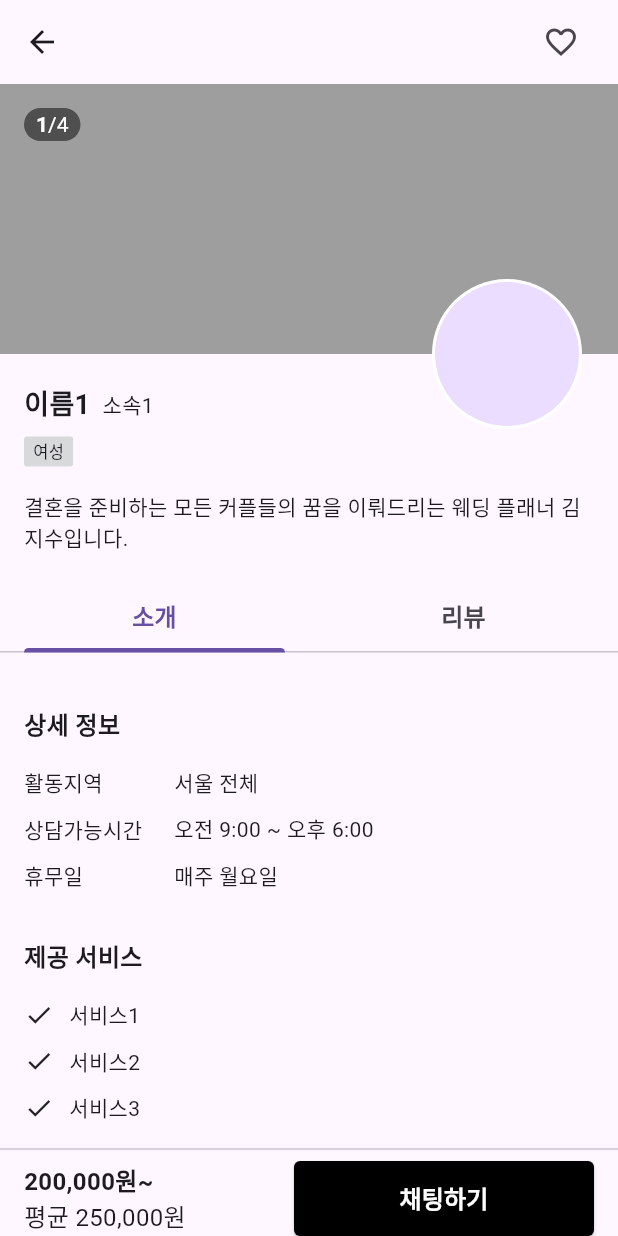
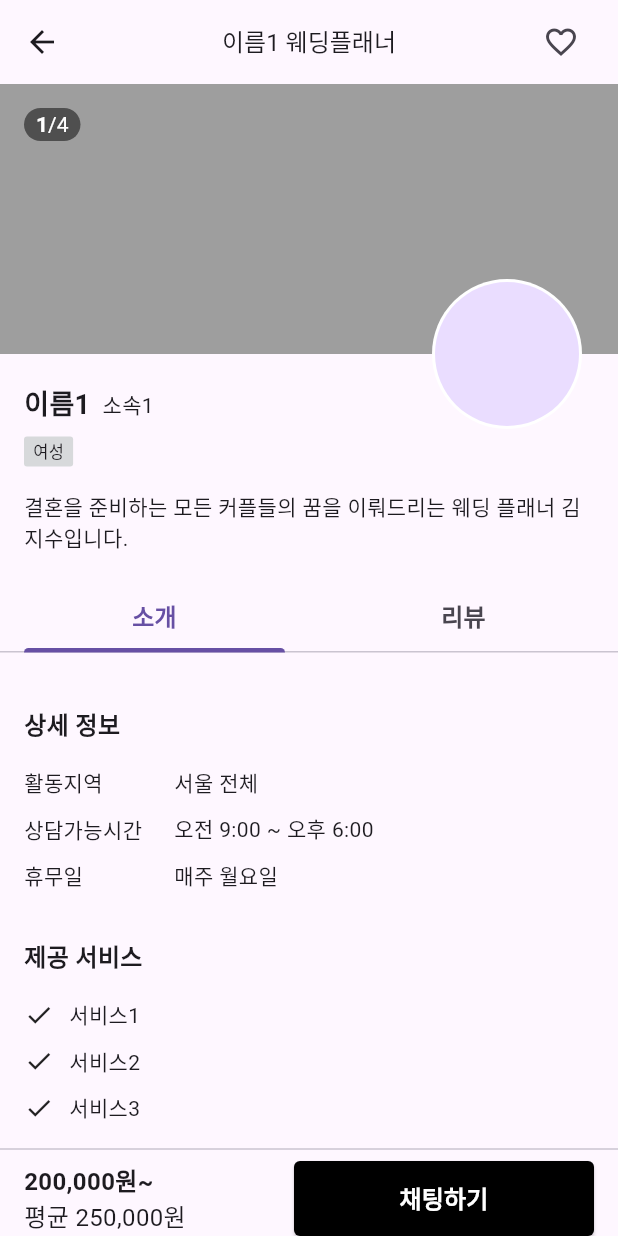
Before and after one commit to dears-swm-15th/dears-fe, a Flutter app: the screen it shows after launch, after a tap on "이름1", on a phone screen of 412 x 824 dp. Run offline on Flutter 3.47's test engine with Material 3 defaults, Android fonts, the phone set to English and light mode, and no system bars; our stand-ins replace dio, flutter_hooks, freezed_annotation, go_router, hooks_riverpod, retrofit and 1 more; generated files the repository leaves out were written again.

Commit message:
feat: add title in details page

```diff
--- a/lib/pages/details_page.dart
+++ b/lib/pages/details_page.dart
@@ -24,6 +24,11 @@ class DetailsPage extends HookConsumerWidget {
 
     return Scaffold(
       appBar: AppBar(
+        centerTitle: true,
+        title: Text(
+          "${portfolio.name} 웨딩플래너",
+          style: const TextStyle(fontSize: 16),
+        ),
         actions: const [
           FavoriteToggleButton(initialFavorite: false),
           SizedBox(width: 14),
```
